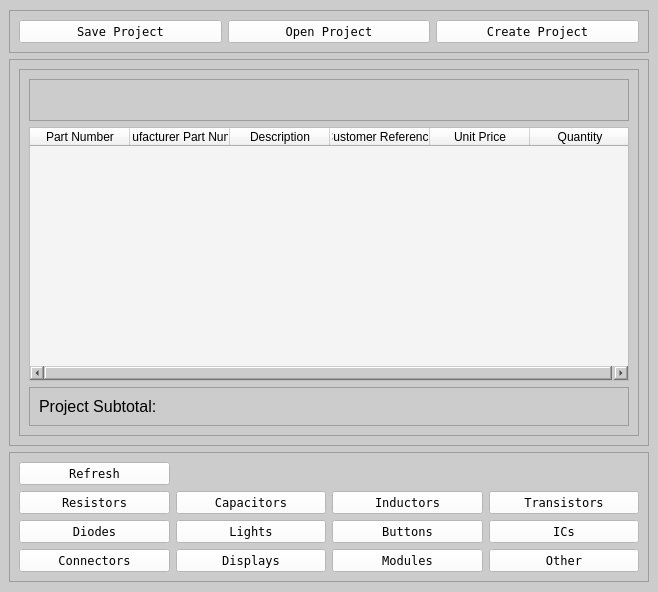
Thomas1B/Electronics-Inventory-Program, file Program_Files/project_window.ui: the form before one commit.
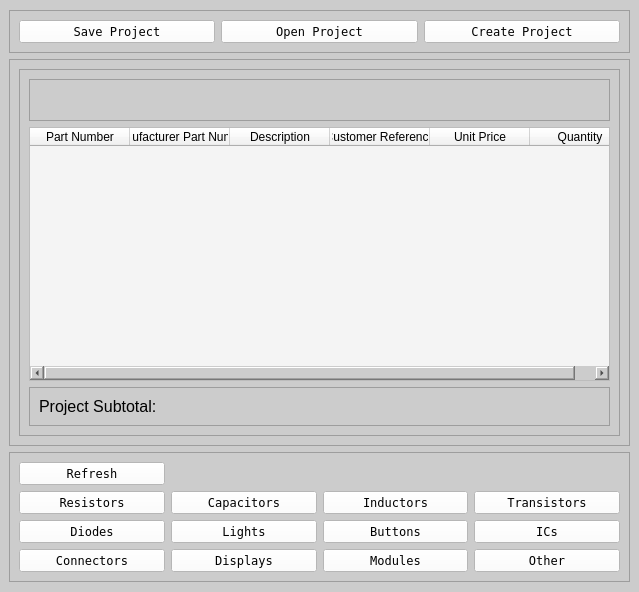
The form after the commit. Icons and pictures are not drawn.

Diff of the .ui file:
```diff
--- a/Program_Files/project_window.ui
+++ b/Program_Files/project_window.ui
@@ -6,7 +6,7 @@
    <rect>
     <x>0</x>
     <y>0</y>
-    <width>658</width>
+    <width>639</width>
     <height>592</height>
    </rect>
   </property>
```
Left out of the diff: 4 changed lines with no effect on the pictures.
